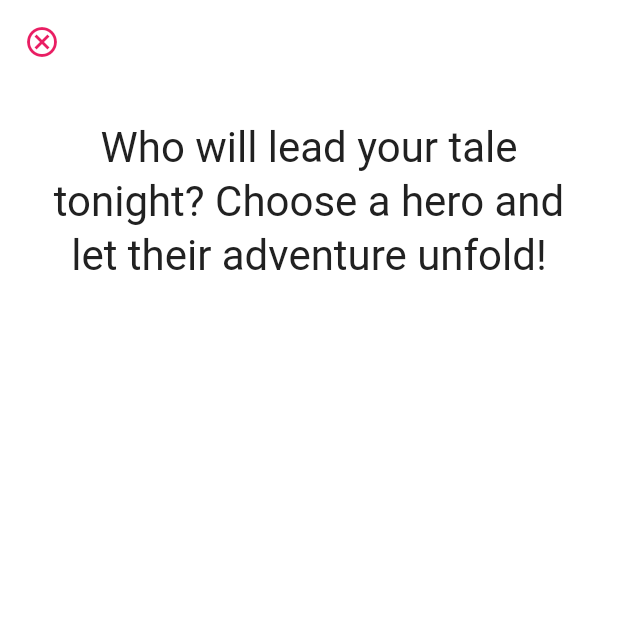
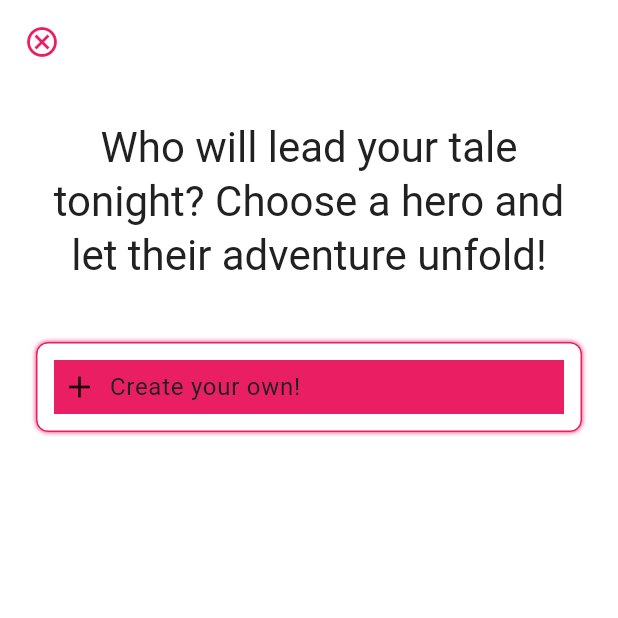
Before and after one commit to grycmat/pillow-of-dreams, a Flutter app: the GeneratorPage screen opened by its route, swiped to page 3, on a phone screen of 412 x 824 dp, the top half of it. Run offline on Flutter 3.47's test engine with Material 2 defaults, Android fonts, the phone set to English and light mode, and no system bars; our stand-ins replace dio, flutter_animate, flutter_dotenv, flutter_spinkit, get_it, go_router and 2 more; accounts and stored records are empty; generated files the repository leaves out were written again.

Commit message:
added option to summon custom character

```diff
--- a/lib/pages/generator.page.dart
+++ b/lib/pages/generator.page.dart
@@ -133,6 +133,7 @@ class _GeneratorPageState extends State<GeneratorPage> {
                       });
                     }),
                 SelectionTab(
+                    createCustomCharacter: true,
                     title: S.of(context).discoverHero,
                     options: _heroOptions,
                     optionSelected: (hero) async {
@@ -178,6 +179,7 @@ class _GeneratorPageState extends State<GeneratorPage> {
                       });
                     }),
                 SelectionTab(
+                    createCustomCharacter: true,
                     options: _companionOptions,
                     title: S.of(context).addCompanions,
                     optionSelected: (companion) {
--- /dev/null
+++ b/lib/widgets/add-custom-character-btn.widget.dart
@@ -0,0 +1,43 @@
+import 'package:flutter/material.dart';
+
+class AddCustomCharacterBtn extends StatelessWidget {
+  const AddCustomCharacterBtn({
+    super.key,
+  });
+
+  @override
+  Widget build(BuildContext context) {
+    var primaryColor = Theme.of(context).colorScheme.primary;
+    var textTheme = Theme.of(context).textTheme;
+
+    return Padding(
+      padding: const EdgeInsets.symmetric(vertical: 16),
+      child: Container(
+        height: 60,
+        decoration: BoxDecoration(
+          boxShadow: [
+            BoxShadow(
+                color: primaryColor, blurRadius: 2, blurStyle: BlurStyle.outer),
+          ],
+          borderRadius: const BorderRadius.all(
+            Radius.circular(8),
+          ),
+          border: Border.all(color: primaryColor),
+        ),
+        child: Padding(
+          padding: const EdgeInsets.all(8.0),
+          child: Row(
+            children: [
+              Padding(
+                padding: const EdgeInsets.symmetric(horizontal: 8),
+                child: Icon(Icons.add),
+              ),
+              Text('Create your own!',
+                  style: textTheme.bodyLarge, softWrap: true)
+            ],
+          ),
+        ),
+      ),
+    );
+  }
+}
--- a/lib/widgets/selection-tab.widget.dart
+++ b/lib/widgets/selection-tab.widget.dart
@@ -1,16 +1,34 @@
+import 'package:bedtime/widgets/add-custom-character-btn.widget.dart';
 import 'package:flutter/material.dart';
 import 'package:flutter_animate/flutter_animate.dart';
 
-class SelectionTab extends StatelessWidget {
+class SelectionTab extends StatefulWidget {
   const SelectionTab(
       {Key? key,
+      this.createCustomCharacter = false,
       required this.title,
       required this.options,
       required this.optionSelected})
       : super(key: key);
   final Function optionSelected;
+  final bool createCustomCharacter;
   final List<String> options;
   final String title;
+
+  @override
+  State<SelectionTab> createState() => _SelectionTabState();
+}
+
+class _SelectionTabState extends State<SelectionTab> {
+  late final TextEditingController _nameController;
+  late final TextEditingController _descController;
+
+  @override
+  void initState() {
+    _nameController = TextEditingController();
+    _descController = TextEditingController();
+    super.initState();
+  }
 
   @override
   Widget build(BuildContext context) {
@@ -26,7 +44,7 @@ class SelectionTab extends StatelessWidget {
               Padding(
                 padding: const EdgeInsets.only(bottom: 24.0),
                 child: Text(
-                  title,
+                  widget.title,
                   softWrap: true,
                   textAlign: TextAlign.center,
                   style: textTheme.headlineMedium,
@@ -38,9 +56,44 @@ class SelectionTab extends StatelessWidget {
                 spacing: 16,
                 runSpacing: 16,
                 children: [
-                  for (var option in options) ...[
+                  if (widget.createCustomCharacter)
                     InkWell(
-                      onTap: () => optionSelected(option),
+                      onTap: () => showDialog(
+                        context: context,
+                        builder: (_) => Dialog(
+                          child: Container(
+                            child: Column(children: [
+                              TextField(
+                                controller: _nameController,
+                                decoration: const InputDecoration(
+                                  border: OutlineInputBorder(),
+                                  label: Text('Name your character'),
+                                ),
+                              ),
+                              TextField(
+                                controller: _descController,
+                                decoration: const InputDecoration(
+                                  border: OutlineInputBorder(),
+                                  label: Text(
+                                      'You can write a few words of description if you want'),
+                                ),
+                              ),
+                              TextButton(
+                                  child: const Text(
+                                      'New character is ready for adventure!'),
+                                  onPressed: () {
+                                    widget.optionSelected(
+                                        '${_nameController.text} - ${_descController.text}');
+                                  })
+                            ]),
+                          ),
+                        ),
+                      ),
+                      child: const AddCustomCharacterBtn(),
+                    ),
+                  for (var option in widget.options) ...[
+                    InkWell(
+                      onTap: () => widget.optionSelected(option),
                       child: Container(
                         decoration: BoxDecoration(
                             color: colorScheme.background,
```
